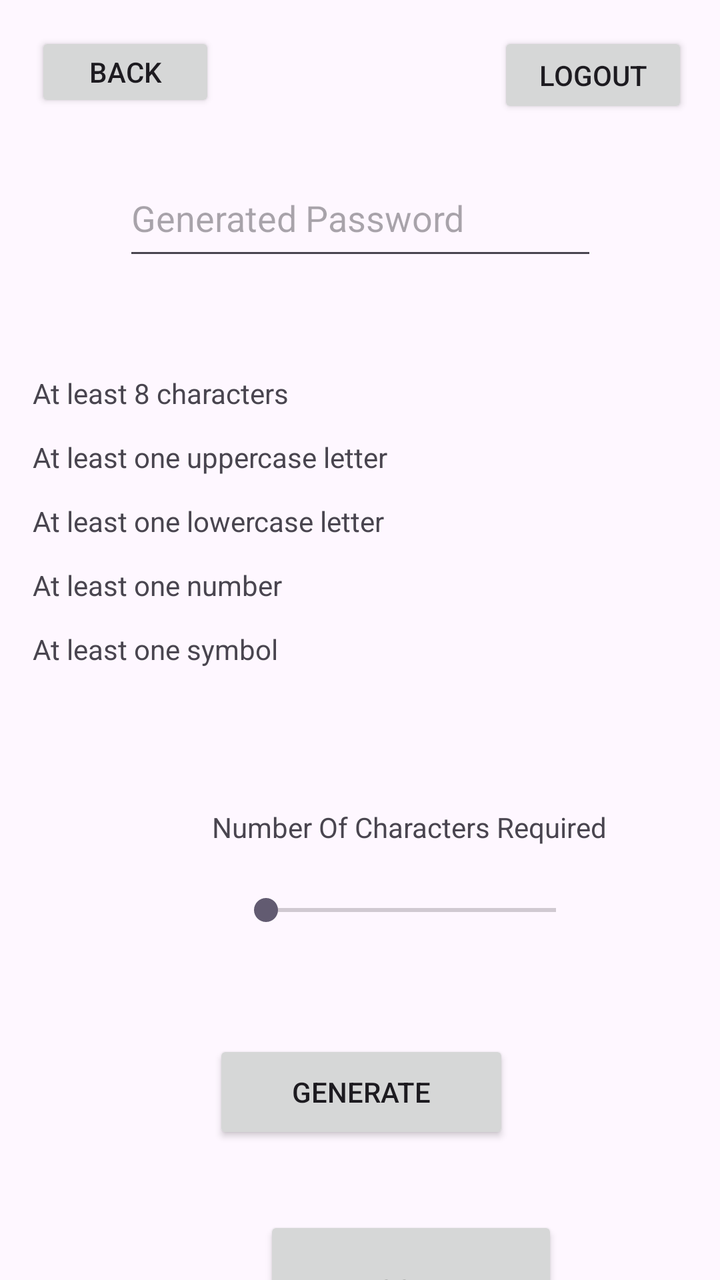
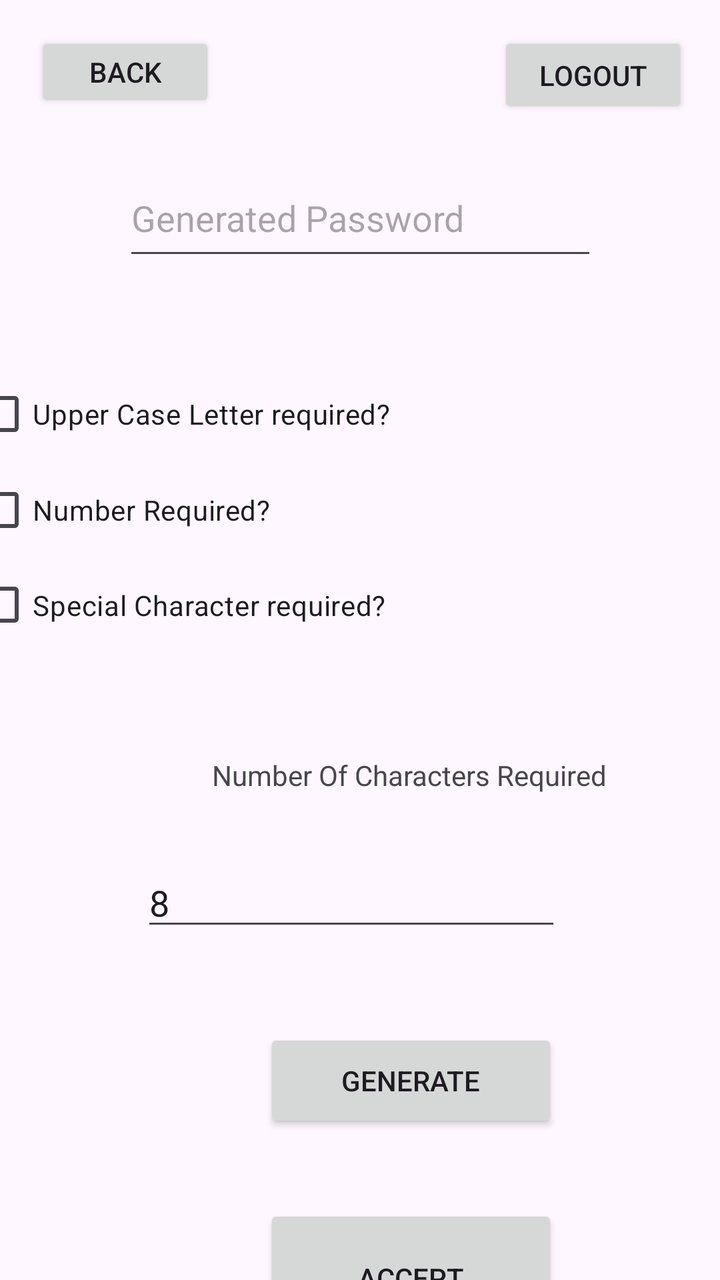

An Android layout rendered at two revisions. The XML below is the earlier revision; the diff shows what the commit changed to produce the second picture.
<!-- AndroidManifest.xml: application theme Theme.PasswordManager -->
<!-- res/layout/activity_generate_password.xml -->
<?xml version="1.0" encoding="utf-8"?>
<androidx.constraintlayout.widget.ConstraintLayout xmlns:android="http://schemas.android.com/apk/res/android"
    xmlns:app="http://schemas.android.com/apk/res-auto"
    xmlns:tools="http://schemas.android.com/tools"
    android:id="@+id/main"
    android:layout_width="match_parent"
    android:layout_height="match_parent"
    tools:context=".GeneratePasswordActivity">

    <EditText
        android:id="@+id/generatePasswordActivityGeneratePasswordEditText"
        android:layout_width="237dp"
        android:layout_height="55dp"
        android:layout_marginStart="88dp"
        android:layout_marginTop="80dp"
        android:layout_marginEnd="88dp"
        android:ems="10"
        android:hint="Generated Password"
        android:inputType="text"
        app:layout_constraintEnd_toEndOf="parent"
        app:layout_constraintStart_toStartOf="parent"
        app:layout_constraintTop_toTopOf="parent" />

    <SeekBar
        android:id="@+id/generatePasswordActivitySeekBar"
        android:layout_width="177dp"
        android:layout_height="50dp"
        android:layout_marginStart="117dp"
        android:layout_marginTop="72dp"
        android:layout_marginEnd="117dp"
        app:layout_constraintEnd_toEndOf="parent"
        app:layout_constraintHorizontal_bias="0.0"
        app:layout_constraintStart_toStartOf="parent"
        app:layout_constraintTop_toBottomOf="@+id/generatePasswordActivityPasswordCriteraContainer" />

    <LinearLayout
        android:id="@+id/generatePasswordActivityPasswordCriteraContainer"
        android:layout_width="376dp"
        android:layout_height="191dp"
        android:layout_marginStart="16dp"
        android:layout_marginTop="32dp"
        android:layout_marginEnd="16dp"
        android:orientation="vertical"
        android:padding="16dp"
        app:layout_constraintEnd_toEndOf="parent"
        app:layout_constraintHorizontal_bias="1.0"
        app:layout_constraintStart_toStartOf="parent"
        app:layout_constraintTop_toBottomOf="@+id/generatePasswordActivityGeneratePasswordEditText">

        

        
        <LinearLayout
            android:id="@+id/generatePasswordActivityCriteriaLength"
            android:layout_width="match_parent"
            android:layout_height="wrap_content"
            android:orientation="horizontal"
            android:paddingVertical="4dp">

            <ImageView
                android:id="@+id/iconLength"
                android:layout_width="24dp"
                android:layout_height="24dp"
                android:src="@drawable/ic_cross" />  

            <TextView
                android:id="@+id/tvLength"
                android:layout_width="wrap_content"
                android:layout_height="wrap_content"
                android:layout_marginStart="8dp"
                android:text="At least 8 characters" />
        </LinearLayout>

        <LinearLayout
            android:id="@+id/generatePasswordActivityCriteriaUpperCase"
            android:layout_width="match_parent"
            android:layout_height="wrap_content"
            android:orientation="horizontal"
            android:paddingVertical="4dp">

            <ImageView
                android:id="@+id/iconUpperCase"
                android:layout_width="24dp"
                android:layout_height="24dp"
                android:src="@drawable/ic_cross" />

            <TextView
                android:id="@+id/tvUpperCase"
                android:layout_width="wrap_content"
                android:layout_height="wrap_content"
                android:layout_marginStart="8dp"
                android:text="At least one uppercase letter" />
        </LinearLayout>

        
        <LinearLayout
            android:id="@+id/generatePasswordActivityCriteriaLowerCase"
            android:layout_width="match_parent"
            android:layout_height="wrap_content"
            android:orientation="horizontal"
            android:paddingVertical="4dp">

            <ImageView
                android:id="@+id/iconLowerCase"
                android:layout_width="24dp"
                android:layout_height="24dp"
                android:src="@drawable/ic_cross" />

            <TextView
                android:id="@+id/tvLowerCase"
                android:layout_width="wrap_content"
                android:layout_height="wrap_content"
                android:layout_marginStart="8dp"
                android:text="At least one lowercase letter" />
        </LinearLayout>

        
        <LinearLayout
            android:id="@+id/generatePasswordActivityCriteriaNumber"
            android:layout_width="match_parent"
            android:layout_height="wrap_content"
            android:orientation="horizontal"
            android:paddingVertical="4dp">

            <ImageView
                android:id="@+id/iconNumber"
                android:layout_width="24dp"
                android:layout_height="24dp"
                android:src="@drawable/ic_cross" />

            <TextView
                android:id="@+id/tvNumber"
                android:layout_width="wrap_content"
                android:layout_height="wrap_content"
                android:layout_marginStart="8dp"
                android:text="At least one number" />
        </LinearLayout>

        
        <LinearLayout
            android:id="@+id/generatePasswordActivityCriteriaSymbol"
            android:layout_width="match_parent"
            android:layout_height="wrap_content"
            android:orientation="horizontal"
            android:paddingVertical="4dp">

            <ImageView
                android:id="@+id/iconSymbol"
                android:layout_width="24dp"
                android:layout_height="24dp"
                android:src="@drawable/ic_cross" />

            <TextView
                android:id="@+id/tvSymbol"
                android:layout_width="wrap_content"
                android:layout_height="wrap_content"
                android:layout_marginStart="8dp"
                android:text="At least one symbol" />
        </LinearLayout>
    </LinearLayout>

    <Button
        android:id="@+id/generatePasswordActivityGeneratePasswordButton"
        android:layout_width="148dp"
        android:layout_height="52dp"
        android:layout_marginStart="132dp"
        android:layout_marginTop="40dp"
        android:layout_marginEnd="131dp"
        android:text="Generate"
        app:layout_constraintEnd_toEndOf="parent"
        app:layout_constraintStart_toStartOf="parent"
        app:layout_constraintTop_toBottomOf="@+id/generatePasswordActivitySeekBar" />

    <Button
        android:id="@+id/generatePasswordActivityAcceptGeneratedPasswordButton"
        android:layout_width="147dp"
        android:layout_height="73dp"
        android:layout_marginStart="132dp"
        android:layout_marginTop="36dp"
        android:layout_marginEnd="132dp"
        android:text="Accept"
        app:layout_constraintEnd_toEndOf="parent"
        app:layout_constraintHorizontal_bias="0.0"
        app:layout_constraintStart_toStartOf="parent"
        app:layout_constraintTop_toBottomOf="@+id/generatePasswordActivityGeneratePasswordButton" />

    <TextView
        android:id="@+id/generatePasswordActivityCriteraLengthTextView"
        android:layout_width="wrap_content"
        android:layout_height="wrap_content"
        android:layout_marginStart="106dp"
        android:layout_marginEnd="106dp"
        android:text="Number Of Characters Required"
        app:layout_constraintBottom_toTopOf="@+id/generatePasswordActivitySeekBar"
        app:layout_constraintEnd_toEndOf="parent"
        app:layout_constraintHorizontal_bias="0.0"
        app:layout_constraintStart_toStartOf="parent"
        app:layout_constraintTop_toBottomOf="@+id/generatePasswordActivityPasswordCriteraContainer"
        app:layout_constraintVertical_bias="0.87" />

    <Button
        android:id="@+id/generatePasswordActivityLogoutButton"
        android:layout_width="95dp"
        android:layout_height="43dp"
        android:layout_marginTop="16dp"
        android:layout_marginEnd="16dp"
        android:text="Logout"
        app:layout_constraintEnd_toEndOf="parent"
        app:layout_constraintTop_toTopOf="parent" />

    <Button
        android:id="@+id/generatePasswordActivityBackButton"
        android:layout_width="90dp"
        android:layout_height="40dp"
        android:layout_marginStart="16dp"
        android:layout_marginTop="16dp"
        android:text="Back"
        app:layout_constraintEnd_toStartOf="@+id/generatePasswordActivityLogoutButton"
        app:layout_constraintHorizontal_bias="0.012"
        app:layout_constraintStart_toStartOf="parent"
        app:layout_constraintTop_toTopOf="parent" />
</androidx.constraintlayout.widget.ConstraintLayout>
<!-- resources referenced by this layout -->
<resources>
  <!-- drawable ic_cross (drawable) -->
  <?xml version="1.0" encoding="utf-8"?>
  <selector xmlns:android="http://schemas.android.com/apk/res/android">
  
  </selector>
  <style name="Theme.PasswordManager" parent="Base.Theme.PasswordManager" />
  <style name="Base.Theme.PasswordManager" parent="Theme.Material3.DayNight.NoActionBar">
          
          
      </style>
</resources>

<!-- the commit's change to res/layout/activity_generate_password.xml (unified diff, before → after) -->
@@ -21,22 +21,10 @@
         app:layout_constraintStart_toStartOf="parent"
         app:layout_constraintTop_toTopOf="parent" />
 
-    <SeekBar
-        android:id="@+id/generatePasswordActivitySeekBar"
-        android:layout_width="177dp"
-        android:layout_height="50dp"
-        android:layout_marginStart="117dp"
-        android:layout_marginTop="72dp"
-        android:layout_marginEnd="117dp"
-        app:layout_constraintEnd_toEndOf="parent"
-        app:layout_constraintHorizontal_bias="0.0"
-        app:layout_constraintStart_toStartOf="parent"
-        app:layout_constraintTop_toBottomOf="@+id/generatePasswordActivityPasswordCriteraContainer" />
-
     <LinearLayout
         android:id="@+id/generatePasswordActivityPasswordCriteraContainer"
         android:layout_width="376dp"
-        android:layout_height="191dp"
+        android:layout_height="175dp"
         android:layout_marginStart="16dp"
         android:layout_marginTop="32dp"
         android:layout_marginEnd="16dp"
@@ -47,129 +35,36 @@
         app:layout_constraintStart_toStartOf="parent"
         app:layout_constraintTop_toBottomOf="@+id/generatePasswordActivityGeneratePasswordEditText">
 
-        
-
-        
-        <LinearLayout
-            android:id="@+id/generatePasswordActivityCriteriaLength"
+        <CheckBox
+            android:id="@+id/checkBoxUpperCaseRequirement"
             android:layout_width="match_parent"
             android:layout_height="wrap_content"
-            android:orientation="horizontal"
-            android:paddingVertical="4dp">
+            android:text="Upper Case Letter required?" />
 
-            <ImageView
-                android:id="@+id/iconLength"
-                android:layout_width="24dp"
-                android:layout_height="24dp"
-                android:src="@drawable/ic_cross" />  
-
-            <TextView
-                android:id="@+id/tvLength"
-                android:layout_width="wrap_content"
-                android:layout_height="wrap_content"
-                android:layout_marginStart="8dp"
-                android:text="At least 8 characters" />
-        </LinearLayout>
-
-        <LinearLayout
-            android:id="@+id/generatePasswordActivityCriteriaUpperCase"
+        <CheckBox
+            android:id="@+id/checkBoxNumberCaseRequirement"
             android:layout_width="match_parent"
             android:layout_height="wrap_content"
-            android:orientation="horizontal"
-            android:paddingVertical="4dp">
+            android:text="Number Required?" />
 
-            <ImageView
-                android:id="@+id/iconUpperCase"
-                android:layout_width="24dp"
-                android:layout_height="24dp"
-                android:src="@drawable/ic_cross" />
-
-            <TextView
-                android:id="@+id/tvUpperCase"
-                android:layout_width="wrap_content"
-                android:layout_height="wrap_content"
-                android:layout_marginStart="8dp"
-                android:text="At least one uppercase letter" />
-        </LinearLayout>
-
-        
-        <LinearLayout
-            android:id="@+id/generatePasswordActivityCriteriaLowerCase"
+        <CheckBox
+            android:id="@+id/checkBoxSpecialCharacterRequirement"
             android:layout_width="match_parent"
             android:layout_height="wrap_content"
-            android:orientation="horizontal"
-            android:paddingVertical="4dp">
-
-            <ImageView
-                android:id="@+id/iconLowerCase"
-                android:layout_width="24dp"
-                android:layout_height="24dp"
-                android:src="@drawable/ic_cross" />
-
-            <TextView
-                android:id="@+id/tvLowerCase"
-                android:layout_width="wrap_content"
-                android:layout_height="wrap_content"
-                android:layout_marginStart="8dp"
-                android:text="At least one lowercase letter" />
-        </LinearLayout>
-
-        
-        <LinearLayout
-            android:id="@+id/generatePasswordActivityCriteriaNumber"
-            android:layout_width="match_parent"
-            android:layout_height="wrap_content"
-            android:orientation="horizontal"
-            android:paddingVertical="4dp">
-
-            <ImageView
-                android:id="@+id/iconNumber"
-                android:layout_width="24dp"
-                android:layout_height="24dp"
-                android:src="@drawable/ic_cross" />
-
-            <TextView
-                android:id="@+id/tvNumber"
-                android:layout_width="wrap_content"
-                android:layout_height="wrap_content"
-                android:layout_marginStart="8dp"
-                android:text="At least one number" />
-        </LinearLayout>
-
-        
-        <LinearLayout
-            android:id="@+id/generatePasswordActivityCriteriaSymbol"
-            android:layout_width="match_parent"
-            android:layout_height="wrap_content"
-            android:orientation="horizontal"
-            android:paddingVertical="4dp">
-
-            <ImageView
-                android:id="@+id/iconSymbol"
-                android:layout_width="24dp"
-                android:layout_height="24dp"
-                android:src="@drawable/ic_cross" />
-
-            <TextView
-                android:id="@+id/tvSymbol"
-                android:layout_width="wrap_content"
-                android:layout_height="wrap_content"
-                android:layout_marginStart="8dp"
-                android:text="At least one symbol" />
-        </LinearLayout>
+            android:text="Special Character required?" />
     </LinearLayout>
 
     <Button
         android:id="@+id/generatePasswordActivityGeneratePasswordButton"
-        android:layout_width="148dp"
+        android:layout_width="147dp"
         android:layout_height="52dp"
         android:layout_marginStart="132dp"
-        android:layout_marginTop="40dp"
-        android:layout_marginEnd="131dp"
+        android:layout_marginTop="44dp"
         android:text="Generate"
         app:layout_constraintEnd_toEndOf="parent"
+        app:layout_constraintHorizontal_bias="0"
         app:layout_constraintStart_toStartOf="parent"
-        app:layout_constraintTop_toBottomOf="@+id/generatePasswordActivitySeekBar" />
+        app:layout_constraintTop_toBottomOf="@+id/CharRequirementReadout" />
 
     <Button
         android:id="@+id/generatePasswordActivityAcceptGeneratedPasswordButton"
@@ -189,14 +84,13 @@
         android:layout_width="wrap_content"
         android:layout_height="wrap_content"
         android:layout_marginStart="106dp"
+        android:layout_marginTop="36dp"
         android:layout_marginEnd="106dp"
         android:text="Number Of Characters Required"
-        app:layout_constraintBottom_toTopOf="@+id/generatePasswordActivitySeekBar"
         app:layout_constraintEnd_toEndOf="parent"
         app:layout_constraintHorizontal_bias="0.0"
         app:layout_constraintStart_toStartOf="parent"
-        app:layout_constraintTop_toBottomOf="@+id/generatePasswordActivityPasswordCriteraContainer"
-        app:layout_constraintVertical_bias="0.87" />
+        app:layout_constraintTop_toBottomOf="@+id/generatePasswordActivityPasswordCriteraContainer" />
 
     <Button
         android:id="@+id/generatePasswordActivityLogoutButton"
@@ -219,4 +113,17 @@
         app:layout_constraintHorizontal_bias="0.012"
         app:layout_constraintStart_toStartOf="parent"
         app:layout_constraintTop_toTopOf="parent" />
+
+    <EditText
+        android:id="@+id/CharRequirementReadout"
+        android:layout_width="wrap_content"
+        android:layout_height="wrap_content"
+        android:layout_marginTop="32dp"
+        android:ems="10"
+        android:inputType="number"
+        android:text="8"
+        app:layout_constraintEnd_toEndOf="parent"
+        app:layout_constraintHorizontal_bias="0.472"
+        app:layout_constraintStart_toStartOf="parent"
+        app:layout_constraintTop_toBottomOf="@+id/generatePasswordActivityCriteraLengthTextView" />
 </androidx.constraintlayout.widget.ConstraintLayout>
<!-- resource entries referenced after the edit -->
@@ -1,10 +1,5 @@
 <!-- resources referenced by this layout -->
 <resources>
-  <!-- drawable ic_cross (drawable) -->
-  <?xml version="1.0" encoding="utf-8"?>
-  <selector xmlns:android="http://schemas.android.com/apk/res/android">
-  
-  </selector>
   <style name="Theme.PasswordManager" parent="Base.Theme.PasswordManager" />
   <style name="Base.Theme.PasswordManager" parent="Theme.Material3.DayNight.NoActionBar">
           
